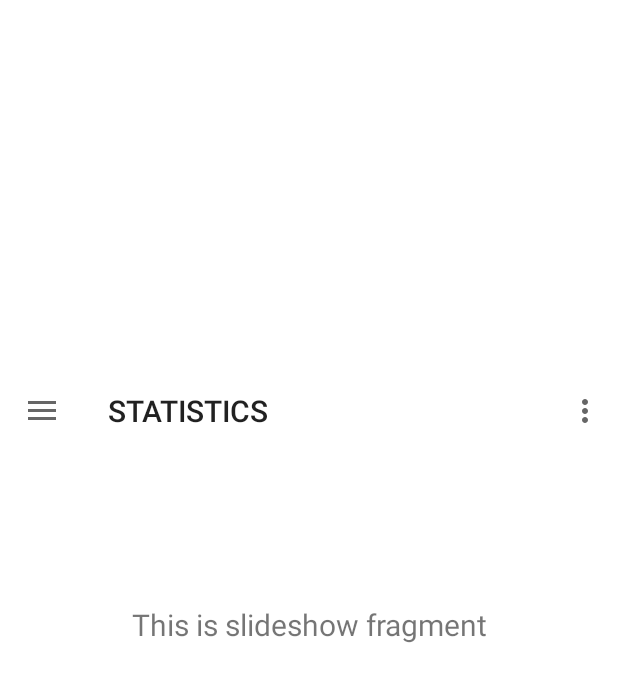
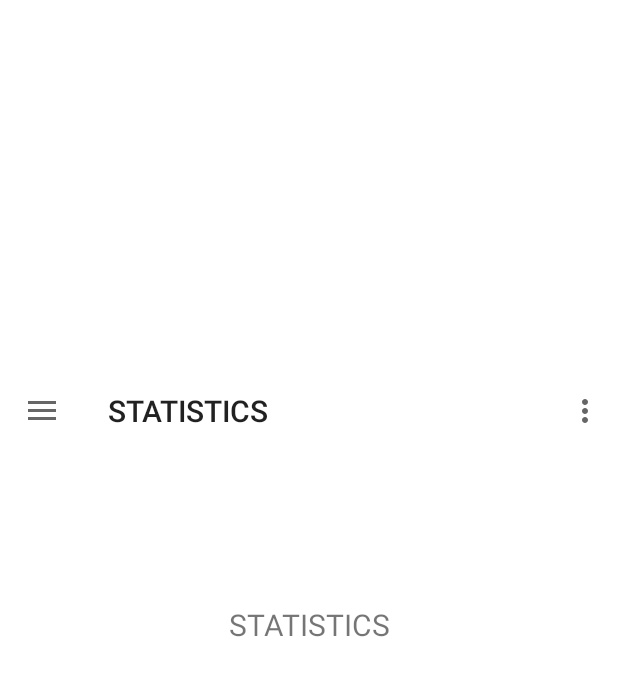
Before and after one commit to taredalen/BusterTheque, an Android app: the screen it shows after launch (MainActivity), in the side drawer, after a tap on "STATISTICS", on a phone screen of 412 x 824 dp. Shown: the top 682 px of the screen. Run offline under Robolectric (Android 15) with nearby library versions, the phone set to English and light mode, and no system bars; our stand-ins replace navigation-ui.

Commit message:
commit.1.1

```diff
--- a/app/src/main/java/com/example/test/MainActivity.java
+++ b/app/src/main/java/com/example/test/MainActivity.java
@@ -26,7 +26,21 @@ public class MainActivity extends AppCompatActivity {
         super.onCreate(savedInstanceState);
         setContentView(R.layout.activity_main);
 
-        decorView = getWindow().getDecorView();
+        Toolbar toolbar = findViewById(R.id.toolbar);
+        setSupportActionBar(toolbar);
+
+        DrawerLayout drawer = findViewById(R.id.drawer_layout);
+        NavigationView navigationView = findViewById(R.id.nav_view);
+
+        mAppBarConfiguration = new AppBarConfiguration.Builder(
+                R.id.nav_home, R.id.nav_gallery, R.id.nav_slideshow)
+                .setDrawerLayout(drawer)
+                .build();
+        NavController navController = Navigation.findNavController(this, R.id.nav_host_fragment);
+        NavigationUI.setupActionBarWithNavController(this, navController, mAppBarConfiguration);
+        NavigationUI.setupWithNavController(navigationView, navController);
+
+        decorView = getWindow().getDecorView(); // hide bar navigation & tool bar
         decorView.setOnSystemUiVisibilityChangeListener(new View.OnSystemUiVisibilityChangeListener(){
             @Override
             public void onSystemUiVisibilityChange(int visibility) {
@@ -34,33 +48,10 @@ public class MainActivity extends AppCompatActivity {
                     decorView.setSystemUiVisibility(hideSystemBars());
             }
         });
-
-
-        Toolbar toolbar = findViewById(R.id.toolbar);
-        setSupportActionBar(toolbar);
-        FloatingActionButton fab = findViewById(R.id.fab);
-        //fab.setOnClickListener(new View.OnClickListener() {
-        //    @Override
-        //    public void onClick(View view) {
-        //        Snackbar.make(view, "Replace with your own action", Snackbar.LENGTH_LONG)
-        //                .setAction("Action", null).show();
-        //    }
-        //});
-        DrawerLayout drawer = findViewById(R.id.drawer_layout);
-        NavigationView navigationView = findViewById(R.id.nav_view);
-        // Passing each menu ID as a set of Ids because each
-        // menu should be considered as top level destinations.
-        mAppBarConfiguration = new AppBarConfiguration.Builder(
-                R.id.nav_home, R.id.nav_gallery, R.id.nav_slideshow)
-                .setDrawerLayout(drawer)
-                .build();
-        NavController navController = Navigation.findNavController(this, R.id.nav_host_fragment);
-        NavigationUI.setupActionBarWithNavController(this, navController, mAppBarConfiguration);
-        NavigationUI.setupWithNavController(navigationView, navController);
     }
-
+    //----------------------------------------------------------------------------------------------
     @Override
-    public void onWindowFocusChanged(boolean hasFocus){
+    public void onWindowFocusChanged(boolean hasFocus){  // hide bar navigation & tool bar
         super.onWindowFocusChanged(hasFocus);
         if (hasFocus) {
             decorView.setSystemUiVisibility(hideSystemBars());
@@ -75,21 +66,16 @@ public class MainActivity extends AppCompatActivity {
                 | View.SYSTEM_UI_FLAG_HIDE_NAVIGATION
                 | View.SYSTEM_UI_FLAG_LIGHT_NAVIGATION_BAR;
     }
-
-
+    //----------------------------------------------------------------------------------------------
     @Override
     public boolean onCreateOptionsMenu(Menu menu) {
-        // Inflate the menu; this adds items to the action bar if it is present.
         getMenuInflater().inflate(R.menu.main, menu);
         return true;
     }
-
     @Override
     public boolean onSupportNavigateUp() {
         NavController navController = Navigation.findNavController(this, R.id.nav_host_fragment);
         return NavigationUI.navigateUp(navController, mAppBarConfiguration)
                 || super.onSupportNavigateUp();
     }
-
-
 }
--- a/app/src/main/java/com/example/test/ui/statistics/StatisticsFragment.java
+++ b/app/src/main/java/com/example/test/ui/statistics/StatisticsFragment.java
@@ -21,7 +21,7 @@ public class StatisticsFragment extends Fragment {
         statisticsViewModel =
                 ViewModelProviders.of(this).get(StatisticsViewModel.class);
         View root = inflater.inflate(R.layout.fragment_statistics, container, false);
-        final TextView textView = root.findViewById(R.id.text_slideshow);
+        final TextView textView = root.findViewById(R.id.text_statistics);
         statisticsViewModel.getText().observe(getViewLifecycleOwner(), new Observer<String>() {
             @Override
             public void onChanged(@Nullable String s) {
--- a/app/src/main/java/com/example/test/ui/statistics/StatisticsViewModel.java
+++ b/app/src/main/java/com/example/test/ui/statistics/StatisticsViewModel.java
@@ -10,7 +10,7 @@ public class StatisticsViewModel extends ViewModel {
 
     public StatisticsViewModel() {
         mText = new MutableLiveData<>();
-        mText.setValue("This is slideshow fragment");
+        mText.setValue("STATISTICS");
     }
 
     public LiveData<String> getText() {
--- a/app/src/main/res/drawable-v21/ic_menu_camera.xml
+++ /dev/null
@@ -1,12 +0,0 @@
-<vector xmlns:android="http://schemas.android.com/apk/res/android"
-        android:width="24dp"
-        android:height="24dp"
-        android:viewportWidth="24.0"
-        android:viewportHeight="24.0">
-    <path
-            android:fillColor="#FF000000"
-            android:pathData="M12,12m-3.2,0a3.2,3.2 0,1 1,6.4 0a3.2,3.2 0,1 1,-6.4 0"/>
-    <path
-            android:fillColor="#FF000000"
-            android:pathData="M9,2L7.17,4H4c-1.1,0 -2,0.9 -2,2v12c0,1.1 0.9,2 2,2h16c1.1,0 2,-0.9 2,-2V6c0,-1.1 -0.9,-2 -2,-2h-3.17L15,2H9zm3,15c-2.76,0 -5,-2.24 -5,-5s2.24,-5 5,-5 5,2.24 5,5 -2.24,5 -5,5z"/>
-</vector>
--- a/app/src/main/res/drawable-v21/ic_menu_gallery.xml
+++ /dev/null
@@ -1,9 +0,0 @@
-<vector xmlns:android="http://schemas.android.com/apk/res/android"
-        android:width="24dp"
-        android:height="24dp"
-        android:viewportWidth="24.0"
-        android:viewportHeight="24.0">
-    <path
-            android:fillColor="#FF000000"
-            android:pathData="M22,16V4c0,-1.1 -0.9,-2 -2,-2H8c-1.1,0 -2,0.9 -2,2v12c0,1.1 0.9,2 2,2h12c1.1,0 2,-0.9 2,-2zm-11,-4l2.03,2.71L16,11l4,5H8l3,-4zM2,6v14c0,1.1 0.9,2 2,2h14v-2H4V6H2z"/>
-</vector>
--- a/app/src/main/res/drawable-v21/ic_menu_slideshow.xml
+++ /dev/null
@@ -1,9 +0,0 @@
-<vector xmlns:android="http://schemas.android.com/apk/res/android"
-        android:width="24dp"
-        android:height="24dp"
-        android:viewportWidth="24.0"
-        android:viewportHeight="24.0">
-    <path
-            android:fillColor="#FF000000"
-            android:pathData="M4,6H2v14c0,1.1 0.9,2 2,2h14v-2H4V6zm16,-4H8c-1.1,0 -2,0.9 -2,2v12c0,1.1 0.9,2 2,2h12c1.1,0 2,-0.9 2,-2V4c0,-1.1 -0.9,-2 -2,-2zm-8,12.5v-9l6,4.5 -6,4.5z"/>
-</vector>
--- a/app/src/main/res/drawable/side_nav_bar.xml
+++ /dev/null
@@ -1,9 +0,0 @@
-<shape xmlns:android="http://schemas.android.com/apk/res/android"
-       android:shape="rectangle">
-    <gradient
-            android:angle="135"
-            android:centerColor="#009688"
-            android:endColor="#00695C"
-            android:startColor="#4DB6AC"
-            android:type="linear"/>
-</shape>
--- a/app/src/main/res/layout/fragment_statistics.xml
+++ b/app/src/main/res/layout/fragment_statistics.xml
@@ -8,7 +8,7 @@
         tools:context=".ui.statistics.StatisticsFragment">
 
     <TextView
-            android:id="@+id/text_slideshow"
+            android:id="@+id/text_statistics"
             android:layout_width="match_parent"
             android:layout_height="wrap_content"
             android:layout_marginStart="8dp"
--- a/app/src/main/res/menu/activity_main_drawer.xml
+++ b/app/src/main/res/menu/activity_main_drawer.xml
@@ -6,15 +6,12 @@
     <group android:checkableBehavior="single">
         <item
                 android:id="@+id/nav_home"
-                android:icon="@drawable/ic_menu_camera"
                 android:title="@string/menu_home"/>
         <item
                 android:id="@+id/nav_gallery"
-                android:icon="@drawable/ic_menu_gallery"
-                android:title="@string/menu_gallery"/>
+                android:title="@string/menu_collection"/>
         <item
                 android:id="@+id/nav_slideshow"
-                android:icon="@drawable/ic_menu_slideshow"
-                android:title="@string/menu_slideshow"/>
+                android:title="@string/menu_statistics"/>
     </group>
 </menu>
--- a/app/src/main/res/navigation/mobile_navigation.xml
+++ b/app/src/main/res/navigation/mobile_navigation.xml
@@ -14,12 +14,12 @@
     <fragment
             android:id="@+id/nav_gallery"
             android:name="com.example.test.ui.collection.CollectionFragment"
-            android:label="@string/menu_gallery"
+            android:label="@string/menu_collection"
             tools:layout="@layout/fragment_collection"/>
 
     <fragment
             android:id="@+id/nav_slideshow"
             android:name="com.example.test.ui.statistics.StatisticsFragment"
-            android:label="@string/menu_slideshow"
+            android:label="@string/menu_statistics"
             tools:layout="@layout/fragment_statistics"/>
 </navigation>
--- a/app/src/main/res/values/strings.xml
+++ b/app/src/main/res/values/strings.xml
@@ -8,7 +8,7 @@
     <string name="action_settings">Settings</string>
 
     <string name="menu_home">HOME</string>
-    <string name="menu_gallery">COLLECTION</string>
-    <string name="menu_slideshow">STATISTICS</string>
+    <string name="menu_collection">COLLECTION</string>
+    <string name="menu_statistics">STATISTICS</string>
     <string name="search">Search</string>
 </resources>
```
